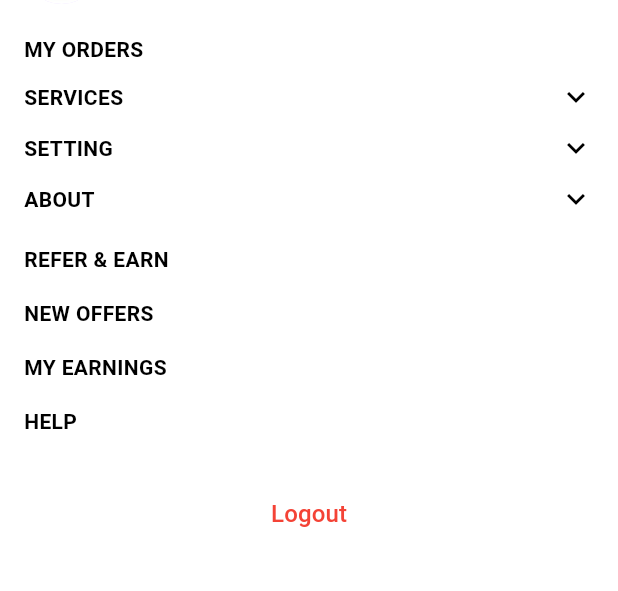
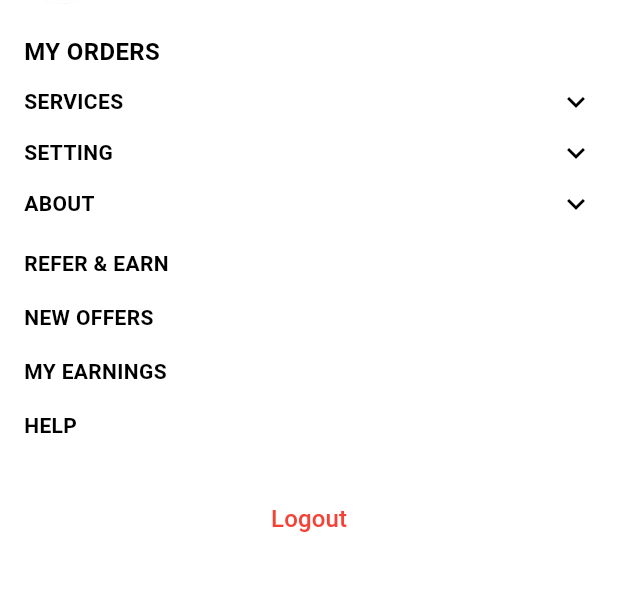
Before and after one commit to greyhathacker63/fonofy_customer, a Flutter app: the AccountScreen screen opened directly, on a phone screen of 412 x 824 dp, the part 179-770 px from its top. Run offline on Flutter 3.47's test engine with Material 3 defaults, Android fonts, the phone set to English and light mode, and no system bars; our stand-ins replace carousel_slider, get, smooth_page_indicator.

Commit message:
commit code

```diff
--- a/lib/AccountsScreen.dart
+++ b/lib/AccountsScreen.dart
@@ -54,7 +54,7 @@ class _AccountScreenState extends State<AccountScreen> {
             // My Orders
             const Text(
               "MY ORDERS",
-              style: TextStyle(fontSize: 14, fontWeight: FontWeight.bold, color: Colors.black),
+              style: TextStyle(fontSize: 16, fontWeight: FontWeight.bold, color: Colors.black),
             ),
             const SizedBox(height: 10),
 
```
Also changed, not shown: 4 other files.
